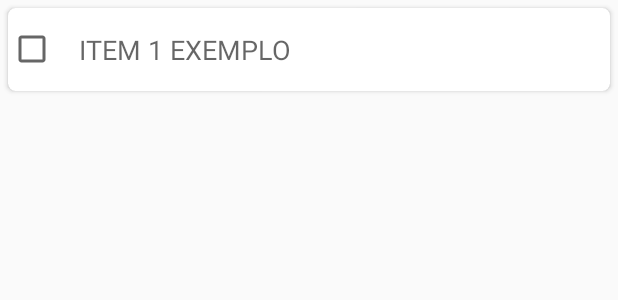
After one commit to antonisganzerla/check-list-app, an Android app: the layout check_item.xml on its own in the app's theme, with its tools: preview values and no code run, on a phone screen of 412 x 824 dp. The commit adds this screen. Shown: the top 300 px of the screen. Run offline under Robolectric (Android 15) with nearby library versions, the phone set to English and light mode, and no system bars.

Commit message:
criado tela para item de check list

```diff
--- a/app/build.gradle
+++ b/app/build.gradle
@@ -28,6 +28,8 @@ dependencies {
     implementation "org.jetbrains.kotlin:kotlin-stdlib-jdk7:$kotlin_version"
     implementation 'com.android.support:appcompat-v7:28.0.0'
     implementation 'com.android.support.constraint:constraint-layout:1.1.3'
+    implementation 'androidx.appcompat:appcompat:1.0.2'
+    implementation 'androidx.constraintlayout:constraintlayout:1.1.3'
     testImplementation 'junit:junit:4.12'
     androidTestImplementation 'com.android.support.test:runner:1.0.2'
     androidTestImplementation 'com.android.support.test.espresso:espresso-core:3.0.2'
--- a/app/src/main/java/com/sgztech/checklist/util/SnackBarUtil.kt
+++ b/app/src/main/java/com/sgztech/checklist/util/SnackBarUtil.kt
@@ -9,4 +9,9 @@ object SnackBarUtil{
     fun show(view: View, resourceMessage: Int){
         Snackbar.make(view, resourceMessage, Snackbar.LENGTH_LONG).show()
     }
+
+    @JvmStatic
+    fun showShort(view: View, resourceMessage: Int){
+        Snackbar.make(view, resourceMessage, Snackbar.LENGTH_SHORT).show()
+    }
 }
--- /dev/null
+++ b/app/src/main/res/layout/check_item.xml
@@ -0,0 +1,27 @@
+<?xml version="1.0" encoding="utf-8"?>
+<LinearLayout xmlns:android="http://schemas.android.com/apk/res/android"
+              xmlns:app="http://schemas.android.com/apk/res-auto"
+              android:orientation="vertical"
+              android:layout_width="match_parent"
+              android:layout_height="match_parent">
+
+    <androidx.cardview.widget.CardView
+            android:layout_width="match_parent"
+            android:layout_height="wrap_content"
+            android:layout_marginStart="5dp"
+            android:layout_marginEnd="5dp"
+            android:layout_marginTop="5dp"
+            app:cardCornerRadius="5dp"
+            android:elevation="5dp">
+
+        <CheckBox
+                android:id="@+id/cbCheckItem"
+                android:text="ITEM 1 EXEMPLO"
+                style="@style/TextAppearance.AppCompat.Medium"
+                android:layout_width="wrap_content"
+                android:layout_height="wrap_content"
+                android:padding="15dp"/>
+
+    </androidx.cardview.widget.CardView>
+
+</LinearLayout>
--- a/app/src/main/res/layout/dialog_add_check_list.xml
+++ b/app/src/main/res/layout/dialog_default_add.xml
@@ -7,14 +7,14 @@
         android:padding="25dp">
 
     <TextView
+            android:id="@+id/tvName"
             android:layout_marginTop="20dp"
-            android:text="@string/tvCheckListName"
             android:layout_width="match_parent"
             style="@style/TextAppearance.AppCompat.Medium"
             android:layout_height="wrap_content"/>
 
     <EditText
-            android:id="@+id/etCheckListName"
+            android:id="@+id/etName"
             android:layout_width="match_parent"
             android:layout_height="wrap_content"
     />
--- a/app/src/main/res/layout/toolbar.xml
+++ b/app/src/main/res/layout/toolbar.xml
@@ -1,6 +1,6 @@
 <?xml version="1.0" encoding="utf-8"?>
 <LinearLayout
-        xmlns:android="http://schemas.android.com/apk/res/android"
+        xmlns:android="http://schemas.android.com/apk/res/android" xmlns:app="http://schemas.android.com/apk/res-auto"
         android:orientation="vertical"
         android:layout_width="match_parent"
         android:layout_height="match_parent">
```
Also changed, not shown: app/src/main/AndroidManifest.xml (+9 -7 lines), app/src/main/java/com/sgztech/checklist/adapter/CheckListAdapter.kt (+7 -2 lines), app/src/main/java/com/sgztech/checklist/view/CheckItemActivity.kt (added, +103 -0 lines), app/src/main/java/com/sgztech/checklist/view/CheckListFragment.kt (+17 -7 lines), app/src/main/res/layout/activity_check_item.xml (added, +30 -0 lines), app/src/main/res/layout/fab.xml (added, +15 -0 lines), app/src/main/res/layout/fragment_check_list.xml (+1 -7 lines), app/src/main/res/values/strings.xml (+10 -4 lines).
